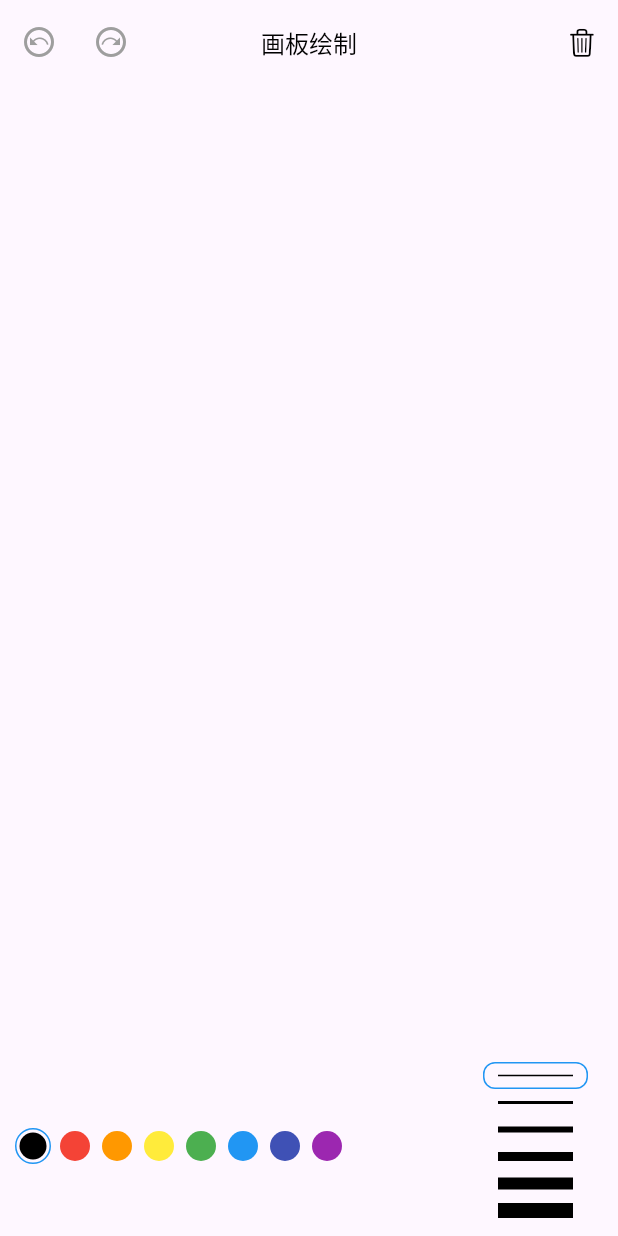
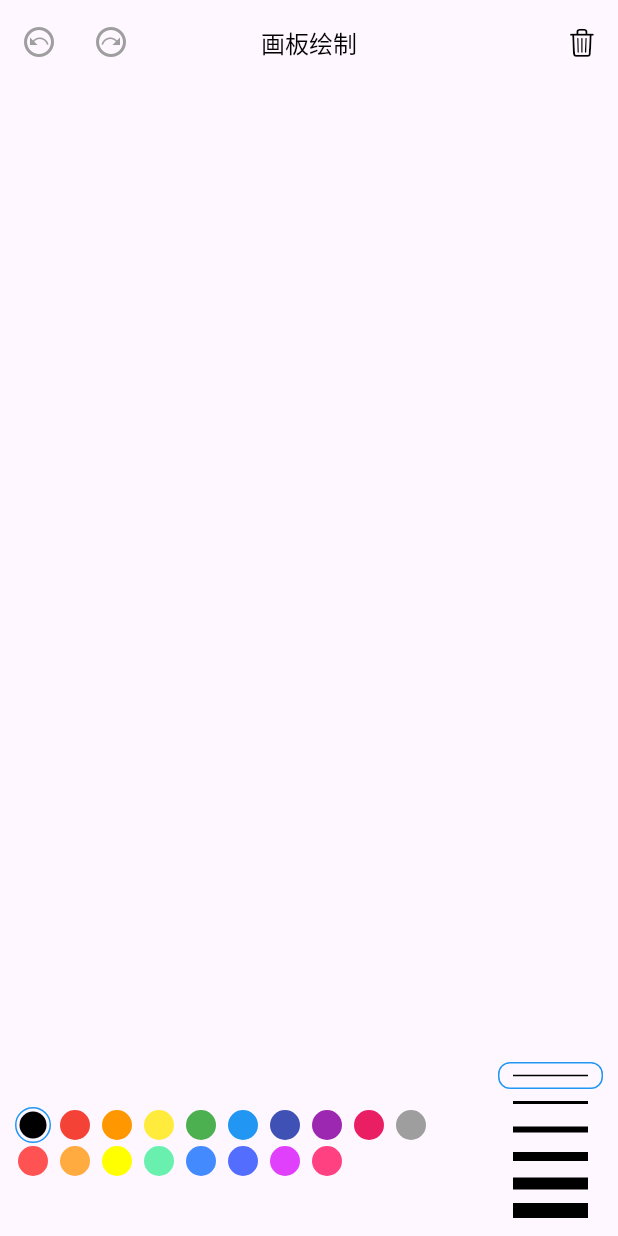
Before and after one commit to clg0118/flutter_first_station, a Flutter app: the screen it shows after launch, on a phone screen of 412 x 824 dp. Run offline on Flutter 3.47's test engine with Material 3 defaults, Android fonts, the light colour scheme and no system bars; missing offline and left inert: flame_audio.

Commit message:
绘画性能优化，颜色选择控件优化

```diff
--- a/lib/pager/pager.dart
+++ b/lib/pager/pager.dart
@@ -30,7 +30,17 @@
     Colors.green,
     Colors.blue,
     Colors.indigo,
-    Colors.purple
+    Colors.purple,
+    Colors.pink,
+    Colors.grey,
+    Colors.redAccent,
+    Colors.orangeAccent,
+    Colors.yellowAccent,
+    Colors.greenAccent,
+    Colors.blueAccent,
+    Colors.indigoAccent,
+    Colors.purpleAccent,
+    Colors.pinkAccent,
   ];
 
   final List<double> supportStrokeWidth = [1, 2, 4, 6, 8, 10];
@@ -70,23 +80,25 @@
                     ConstrainedBox(constraints: const BoxConstraints.expand()),
               )),
           Positioned(
-            bottom: 40,
+              bottom: 0,
+              width: MediaQuery.of(context).size.width,
+              child: Row(
+                children: [
+                  Expanded(
                     child: ColorSelector(
                       supportColors: supportColors,
                       activeIndex: _activeColorIndex,
                       onSelector: _onSelectColor,
                     ),
                   ),
-          Positioned(
-            bottom: 0,
-            right: 10,
-            child: StorkWidthSelector(
+                  StorkWidthSelector(
                     supportStorkWidths: supportStrokeWidth,
                     activeIndex: _activeStrokeIndex,
                     onSelect: _onSelectStrokeWidth,
                     color: supportColors[_activeColorIndex],
                   ),
-          )
+                ],
+              ))
         ],
       ),
     );
@@ -130,8 +142,12 @@
   }
 
   void _onPanUpdate(DragUpdateDetails details) {
+    Offset point = details.localPosition;
+    double distance = (_lines.last.points.last - point).distance;
+    if (distance > 5) {
       _lines.last.points.add(details.localPosition);
       setState(() {});
+    }
   }
 }
 
```
Lines whose indentation alone changed are shown as unchanged.
